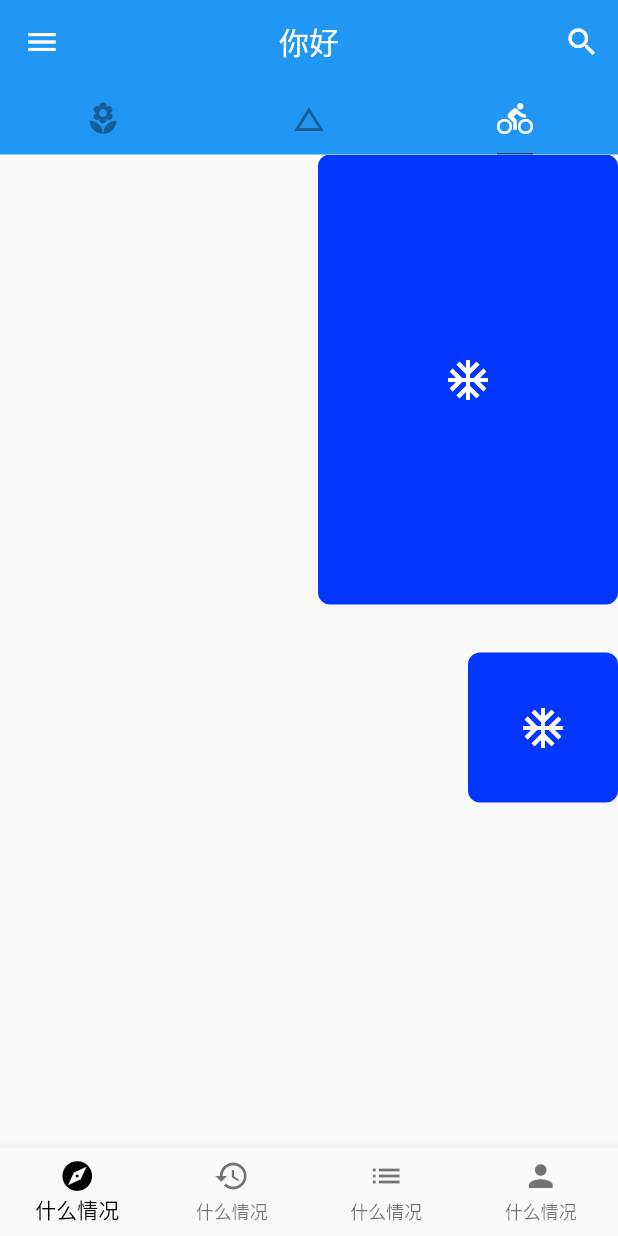
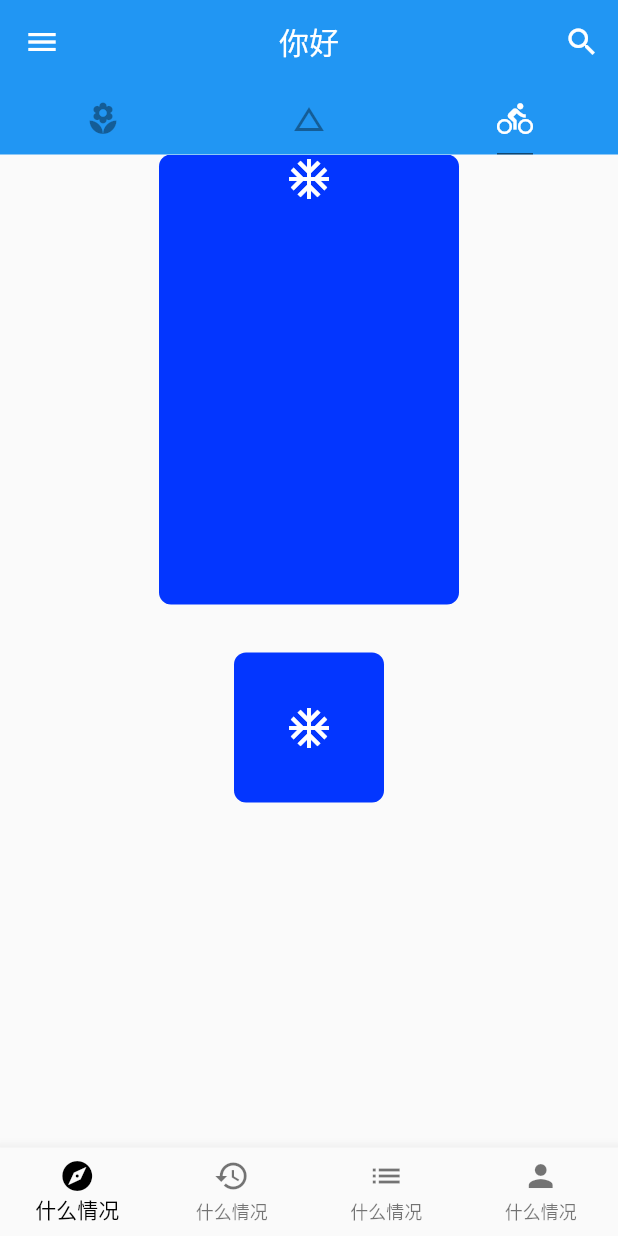
Before and after one commit to YuDongZhang/flutter_app_learn, a Flutter app: the Home screen opened directly, tab 3 chosen, on a phone screen of 412 x 824 dp. Run offline on Flutter 3.47's test engine with Material 2 defaults, Android fonts, the phone set to English and light mode, and no system bars; network calls fail.

Commit message:
Alignment：对齐 , 相当于内部的点

```diff
--- a/lib/20-宁浩教程练习/demo/layout_demo.dart
+++ b/lib/20-宁浩教程练习/demo/layout_demo.dart
@@ -6,12 +6,14 @@ class LayoutDemo extends StatelessWidget{
     return Container(
       child:  Column(
         // mainAxisAlignment: MainAxisAlignment.spaceBetween,//主轴
-        crossAxisAlignment: CrossAxisAlignment.end,
+        crossAxisAlignment: CrossAxisAlignment.center,//交叉轴
         children: [
           SizedBox(
             width: 200.0,
             height: 300.0,
             child: Container(
+              // alignment: Alignment(0.0,-1),//矩形内部的点 , 可以来控制子部件的 位置
+              alignment: Alignment.topCenter,//矩形内部的点 , 可以来控制子部件的 位置
               decoration: BoxDecoration(
                 color: Color.fromRGBO(3, 54, 255, 1.0),
                 borderRadius: BorderRadius.circular(8.0)
```
